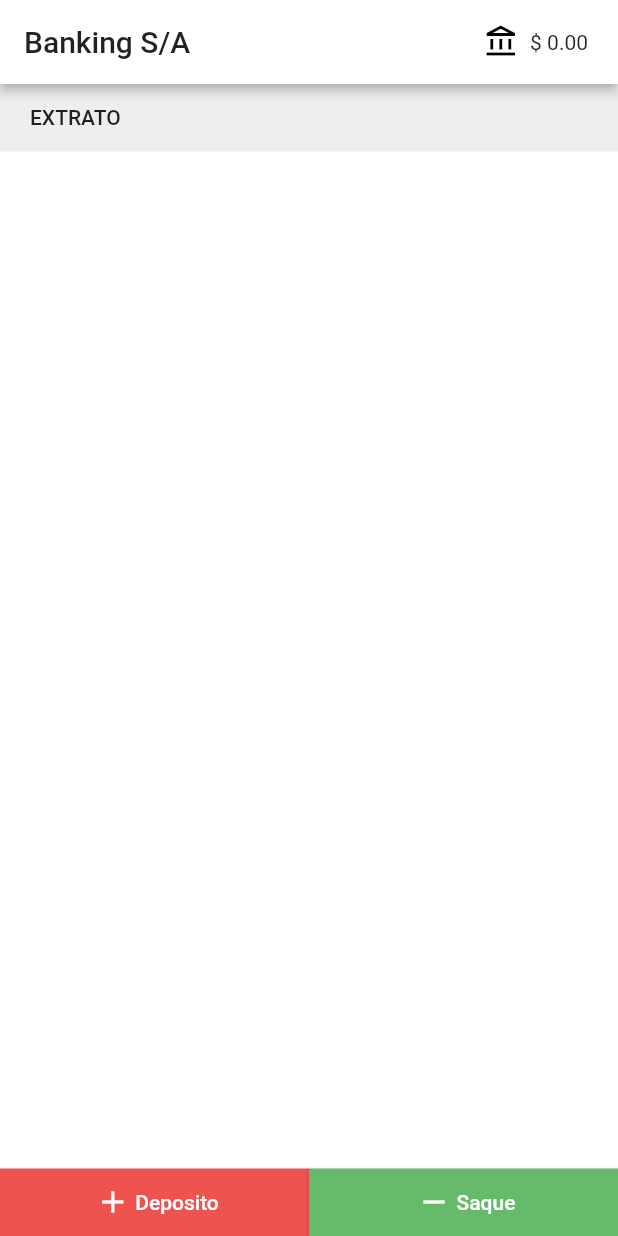
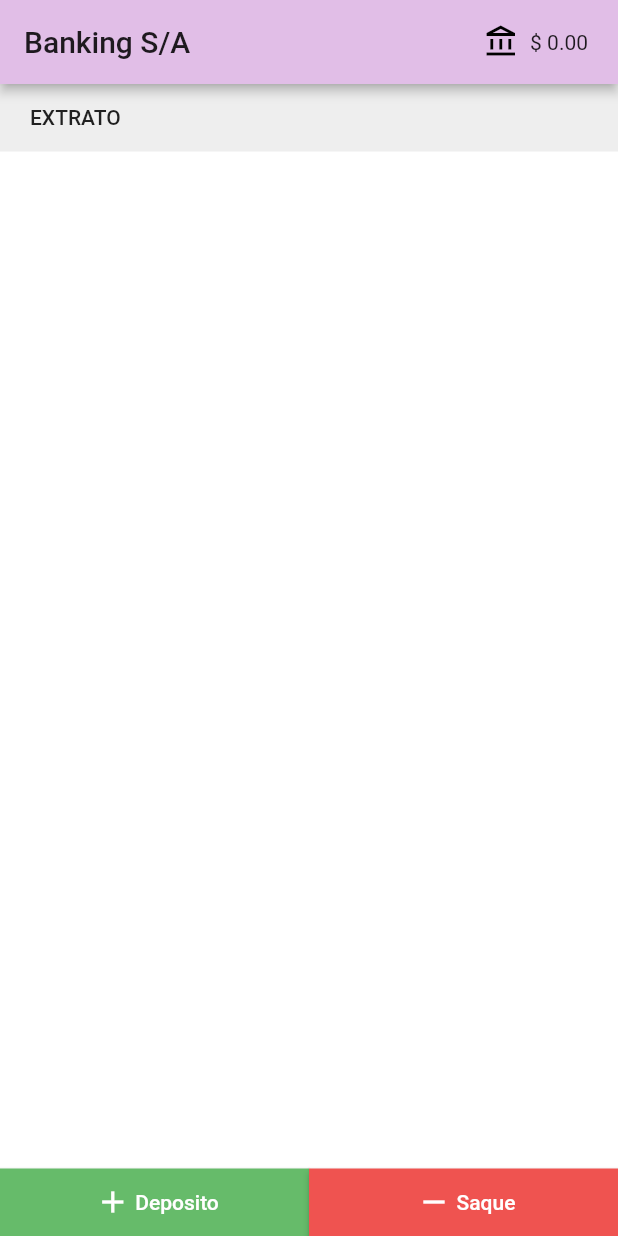
Before and after one commit to OdilonDamasceno/prova1_eyder, a Flutter app: the screen it shows after launch, on a phone screen of 412 x 824 dp. Run offline on Flutter 3.47's test engine with Material 2 defaults, Android fonts, the phone set to English and light mode, and no system bars.

Commit message:
change appbar and bottombar colors

```diff
--- a/lib/src/modules/home/home_page.dart
+++ b/lib/src/modules/home/home_page.dart
@@ -12,8 +12,10 @@ class _HomePageState extends State<HomePage> {
   HomeController controller = HomeController();
   @override
   Widget build(BuildContext context) {
-    return Scaffold(
+    return SafeArea(
+      child: Scaffold(
         appBar: AppBar(
+          backgroundColor: Colors.purple[100],
           title: Text("Banking S/A"),
           actions: [
             Center(
@@ -30,7 +32,9 @@ class _HomePageState extends State<HomePage> {
             ),
           ],
         ),
-      body: Column(
+        body: Material(
+          color: Colors.white,
+          child: Column(
             children: [
               Container(
                 alignment: Alignment.centerLeft,
@@ -49,8 +53,8 @@ class _HomePageState extends State<HomePage> {
                   itemBuilder: (_, index) {
                     Transaction transaction = controller.transactions[index];
                     return ListTile(
-                  leading:
-                      Icon(transaction.isDeposit ? Icons.add : Icons.remove),
+                      leading: Icon(
+                          transaction.isDeposit ? Icons.add : Icons.remove),
                       title: Text(
                         transaction.isDeposit ? "Deposito" : "Saque",
                         style: TextStyle(fontWeight: FontWeight.w500),
@@ -66,6 +70,7 @@ class _HomePageState extends State<HomePage> {
               ),
             ],
           ),
+        ),
         bottomNavigationBar: SizedBox(
           height: 45,
           child: Row(
@@ -73,7 +78,7 @@ class _HomePageState extends State<HomePage> {
             children: [
               Expanded(
                 child: ActionBankingButton(
-                color: Colors.red[400],
+                  color: Colors.green[400],
                   onPressed: () {
                     setState(() {
                       controller.addTransaction(true);
@@ -88,7 +93,7 @@ class _HomePageState extends State<HomePage> {
               ),
               Expanded(
                 child: ActionBankingButton(
-                color: Colors.green[400],
+                  color: Colors.red[400],
                   onPressed: () {
                     setState(() {
                       controller.addTransaction(false);
@@ -104,6 +109,7 @@ class _HomePageState extends State<HomePage> {
             ],
           ),
         ),
+      ),
     );
   }
 }
```
Lines whose indentation alone changed are shown as unchanged.
